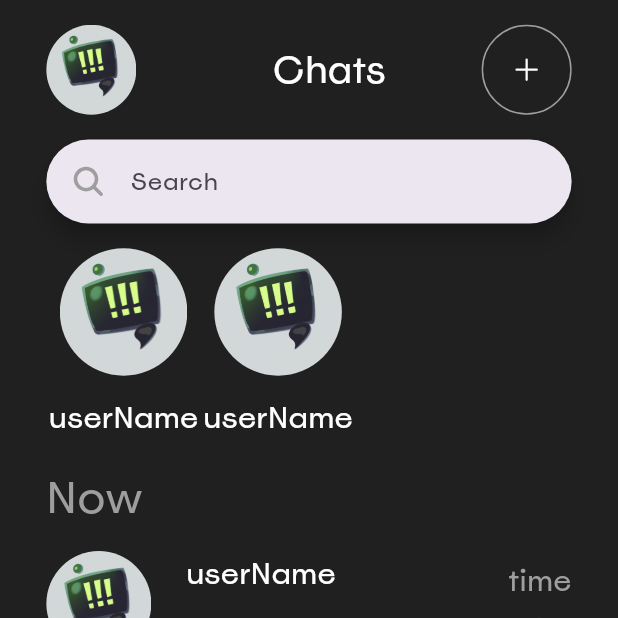
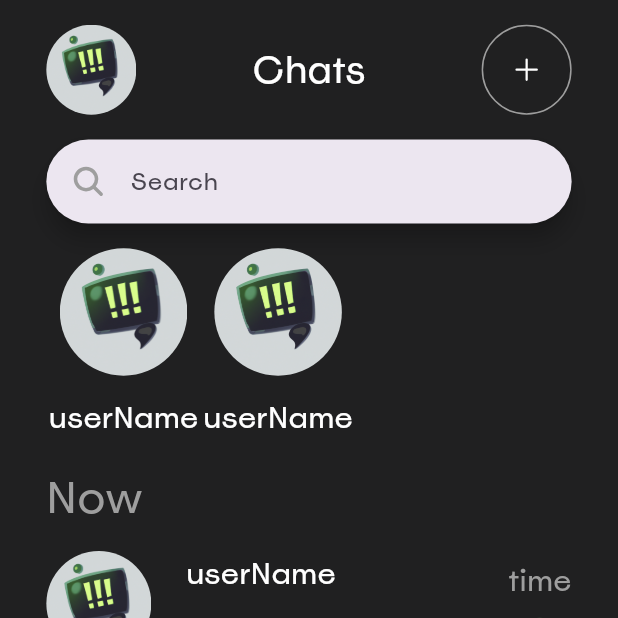
Before and after one commit to KaliopPraktyki/praktyki_projekt, a Flutter app: the screen it shows after launch, on a phone screen of 412 x 824 dp, the top half of it. Run offline on Flutter 3.47's test engine with Material 3 defaults, Android fonts, the phone set to English and light mode, and no system bars; our stand-ins replace firebase_auth, firebase_core, flex_color_scheme, flutter_chat_types, flutter_chat_ui, ionicons; accounts and stored records are empty.

Commit message:
Fixed ui

```diff
--- a/lib/screens/chat.dart
+++ b/lib/screens/chat.dart
@@ -29,6 +29,7 @@ class _chatState extends State<chat> {
               children: [
                 SizedBox(height: height*0.02,),
                 Row(
+                  mainAxisAlignment: MainAxisAlignment.spaceBetween,
                   children: [
                     ClipRRect(
                         borderRadius: BorderRadius.circular(50),
@@ -36,7 +37,6 @@ class _chatState extends State<chat> {
                           width: 60,
                           height: 60,)
                     ),
-                    SizedBox(width: width*0.22,),
                     Text("Chats",
                       textAlign: TextAlign.center,
                       style: TextStyle(
@@ -44,7 +44,6 @@ class _chatState extends State<chat> {
                         fontSize: 25,
                       ),
                     ),
-                    Spacer(),
                     Container(
                       width: 60,
                       height: 60,
@@ -58,7 +57,7 @@ class _chatState extends State<chat> {
                     ),
                   ],
                 ),
-                SizedBox(height: height*0.02,),//header
+                SizedBox(height: height*0.02,),
                 SearchAnchor(
                   builder: (BuildContext context, SearchController controller){
                     return SearchBar(
```
